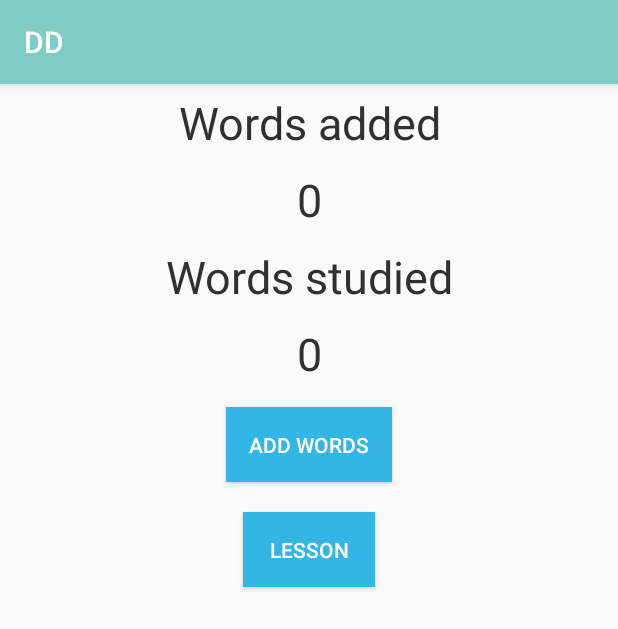
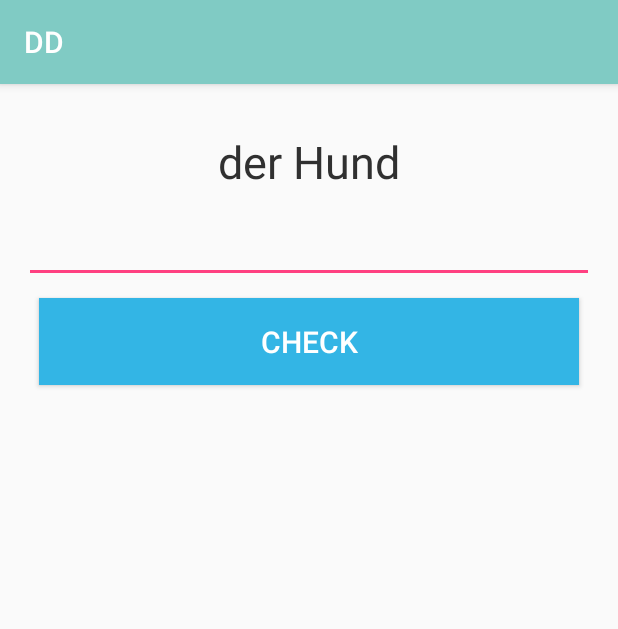
Before and after one commit to GDG-NN/study_jams_homework, an Android app: the screen it shows after launch (MainActivity before the commit, LessonActivity after it), after a tap on "LESSON", on a phone screen of 412 x 824 dp. Shown: the top 629 px of the screen. Run offline under Robolectric (Android 15) with nearby library versions, the phone set to English and light mode, and no system bars.

Commit message:
add lesson + screens

```diff
--- a/gerdtv/DD/app/src/main/AndroidManifest.xml
+++ b/gerdtv/DD/app/src/main/AndroidManifest.xml
@@ -15,7 +15,8 @@
                 <category android:name="android.intent.category.LAUNCHER" />
             </intent-filter>
         </activity>
-        <activity android:name=".DictActivity"></activity>
+        <activity android:name=".DictActivity" />
+        <activity android:name=".LessonActivity"></activity>
     </application>
 
 </manifest>
--- a/gerdtv/DD/app/src/main/java/betaru/dd/DictActivity.java
+++ b/gerdtv/DD/app/src/main/java/betaru/dd/DictActivity.java
@@ -65,7 +65,7 @@ public class DictActivity extends AppCompatActivity implements View.OnClickListe
 
         // получаем данные из полей ввода
         String word = etWord.getText().toString();
-        chStatus = validateText(word,"GE");
+        chStatus = validateText(word, "GE");
 
         if ( chStatus != null) {
             etWord.setError(getResources().getString(R.string.txv_word) + " " + chStatus);
@@ -194,10 +194,12 @@ public class DictActivity extends AppCompatActivity implements View.OnClickListe
 
     private String validateText(String str, String langStr) {
         String errMsg = null;
+        // GE Regexp
+        String geStrReg = "^[a-zA-Z ]+$";
+
         // RU Regexp
-        String ruStrReg = "^[А-яЁё][-А-яЁё]+$";
-        // GE Regexp
-        String geStrReg = "^[a-zA-Z]+$";
+        String ruStrReg = "^[А-яЁё ][-А-яЁё ]+$";
+
 
         if (str.length() == 0)
              errMsg = getResources().getString(R.string.emsg_edit_required);
@@ -205,14 +207,15 @@ public class DictActivity extends AppCompatActivity implements View.OnClickListe
 //            errMsg = getResources().getString(R.string.emsg_edit_inv_char);
 //        }
 
+        if (langStr == "GE")
+            if (!str.matches(geStrReg)) {
+                errMsg = "must be in German!";
+            }
         if (langStr == "RU")
             if (!str.matches(ruStrReg)) {
                 errMsg = "must be in Russian!";
             }
-        if (langStr == "GE")
-            if (!str.matches(geStrReg)) {
-                errMsg = "must be in German!";
-            }
+
 
         return errMsg;
     }
--- /dev/null
+++ b/gerdtv/DD/app/src/main/java/betaru/dd/LessonActivity.java
@@ -0,0 +1,13 @@
+package betaru.dd;
+
+import android.support.v7.app.AppCompatActivity;
+import android.os.Bundle;
+
+public class LessonActivity extends AppCompatActivity {
+
+    @Override
+    protected void onCreate(Bundle savedInstanceState) {
+        super.onCreate(savedInstanceState);
+        setContentView(R.layout.activity_lesson);
+    }
+}
--- a/gerdtv/DD/app/src/main/java/betaru/dd/MainActivity.java
+++ b/gerdtv/DD/app/src/main/java/betaru/dd/MainActivity.java
@@ -17,4 +17,9 @@ public class MainActivity extends AppCompatActivity {
         Intent intent = new Intent(this, DictActivity.class);
         startActivity(intent);
     }
+
+    public void openLes(View v) {
+        Intent intent = new Intent(this, LessonActivity.class);
+        startActivity(intent);
+    }
 }
--- a/gerdtv/DD/app/src/main/res/layout/activity_dict.xml
+++ b/gerdtv/DD/app/src/main/res/layout/activity_dict.xml
@@ -59,6 +59,9 @@
             android:layout_height="wrap_content"
             android:background="@color/colorBgdBtn"
             android:textColor="@color/colorTextBtn"
+            android:layout_margin="10dp"
+            android:padding="15dp"
+            android:textSize="20sp"
             android:text="@string/btn_add">
         </Button>
 
--- /dev/null
+++ b/gerdtv/DD/app/src/main/res/layout/activity_lesson.xml
@@ -0,0 +1,51 @@
+<?xml version="1.0" encoding="utf-8"?>
+<RelativeLayout xmlns:android="http://schemas.android.com/apk/res/android"
+    xmlns:tools="http://schemas.android.com/tools"
+    android:layout_width="match_parent"
+    android:layout_height="match_parent"
+    android:paddingBottom="@dimen/activity_vertical_margin"
+    android:paddingLeft="@dimen/activity_horizontal_margin"
+    android:paddingRight="@dimen/activity_horizontal_margin"
+    android:paddingTop="@dimen/activity_vertical_margin"
+    tools:context="betaru.dd.LessonActivity">
+
+    <LinearLayout
+        android:orientation="vertical"
+        android:layout_width="match_parent"
+        android:layout_height="wrap_content"
+        >
+
+        <TextView
+            android:layout_width="match_parent"
+            android:layout_height="wrap_content"
+            android:gravity="center"
+            android:layout_margin="15dp"
+            android:textSize="30sp"
+            android:textColor="@color/colorLabel"
+            android:text="der Hund"
+            android:layout_weight="1"
+            android:id="@+id/label_world">
+        </TextView>
+
+        <EditText
+            android:id="@+id/etWord"
+            android:layout_width="match_parent"
+            android:layout_height="wrap_content"
+            android:layout_weight="1"
+            >
+        </EditText>
+
+        <Button
+            android:id="@+id/btnAdd"
+            android:layout_width="match_parent"
+            android:layout_height="wrap_content"
+            android:background="@color/colorBgdBtn"
+            android:textColor="@color/colorTextBtn"
+            android:layout_margin="10dp"
+            android:padding="15dp"
+            android:textSize="20sp"
+
+            android:text="Check">
+        </Button>
+    </LinearLayout>
+</RelativeLayout>
--- a/gerdtv/DD/app/src/main/res/layout/activity_main.xml
+++ b/gerdtv/DD/app/src/main/res/layout/activity_main.xml
@@ -59,11 +59,10 @@
         android:orientation="vertical"
         android:layout_width="match_parent"
         android:layout_height="wrap_content"
-        android:layout_below="@+id/linearLayout"
-        >
+        android:layout_below="@+id/linearLayout">
 
         <Button
-            android:layout_width="wrap_content"
+            android:layout_width="match_parent"
             android:layout_height="wrap_content"
             android:text="@string/btn_add_word"
             android:id="@+id/addWordsButton"
@@ -71,10 +70,11 @@
             android:background="@color/colorBgdBtn"
             android:layout_margin="10dp"
             android:padding="15dp"
+            android:textSize="20sp"
             android:layout_gravity="center"
             android:onClick="openDict"/>
         <Button
-            android:layout_width="wrap_content"
+            android:layout_width="match_parent"
             android:layout_height="wrap_content"
             android:text="@string/btn_lesson"
             android:id="@+id/stdWordsButton"
@@ -82,6 +82,7 @@
             android:background="@color/colorBgdBtn"
             android:layout_margin="10dp"
             android:padding="15dp"
+            android:textSize="20sp"
             android:layout_gravity="center"
             android:onClick="openLes"/>
     </LinearLayout>
--- /dev/null
+++ b/gerdtv/DD/app/src/main/res/values-w820dp/dimens.xml
@@ -0,0 +1,6 @@
+<resources>
+    <!-- Example customization of dimensions originally defined in res/values/dimens.xml
+         (such as screen margins) for screens with more than 820dp of available width. This
+         would include 7" and 10" devices in landscape (~960dp and ~1280dp respectively). -->
+    <dimen name="activity_horizontal_margin">64dp</dimen>
+</resources>
--- /dev/null
+++ b/gerdtv/DD/app/src/main/res/values/dimens.xml
@@ -0,0 +1,5 @@
+<resources>
+    <!-- Default screen margins, per the Android Design guidelines. -->
+    <dimen name="activity_horizontal_margin">16dp</dimen>
+    <dimen name="activity_vertical_margin">16dp</dimen>
+</resources>
--- a/gerdtv/DD/app/src/main/res/values/strings.xml
+++ b/gerdtv/DD/app/src/main/res/values/strings.xml
@@ -10,5 +10,5 @@
     <string name="txv_words_added">Words added</string>
     <string name="txv_word_add_counter">0</string>
     <string name="txv_words_studied">Words studied</string>
-    <string name="txv_word_std_counter">0</string>
+    <string name="txv_word_std_counter">0%</string>
 </resources>
--- a/gerdtv/DD/build.gradle
+++ b/gerdtv/DD/build.gradle
@@ -5,7 +5,7 @@ buildscript {
         jcenter()
     }
     dependencies {
-        classpath 'com.android.tools.build:gradle:2.0.0'
+        classpath 'com.android.tools.build:gradle:2.1.0'
 
         // NOTE: Do not place your application dependencies here; they belong
         // in the individual module build.gradle files
```
Also changed, not shown: 5 other files.
